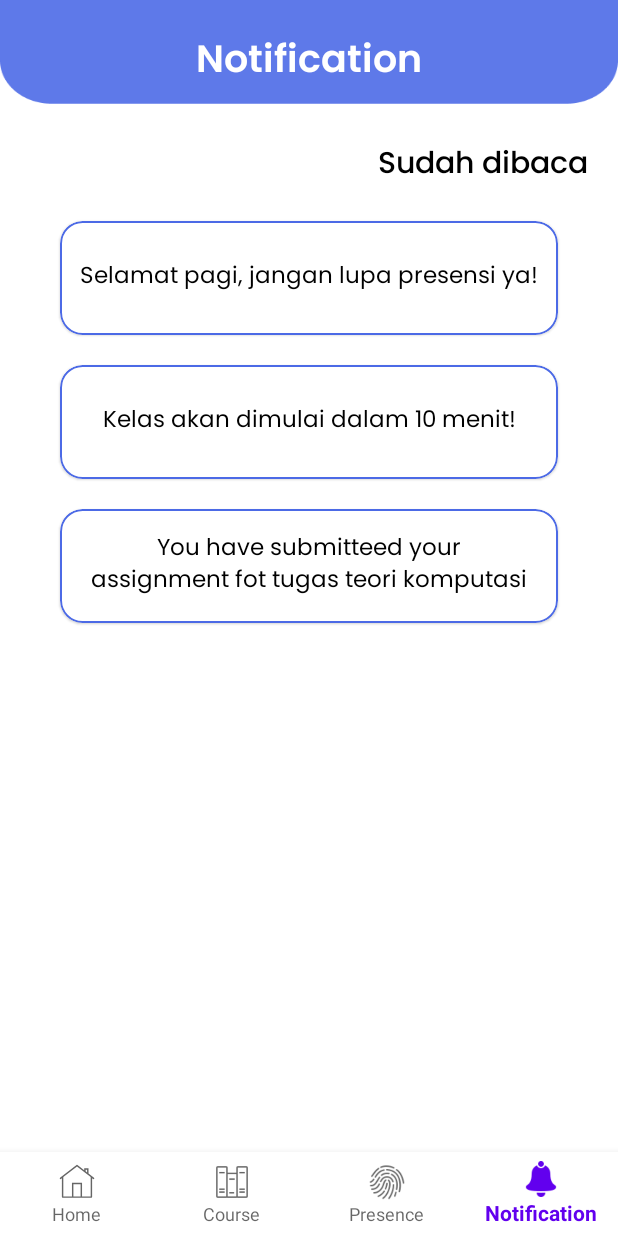
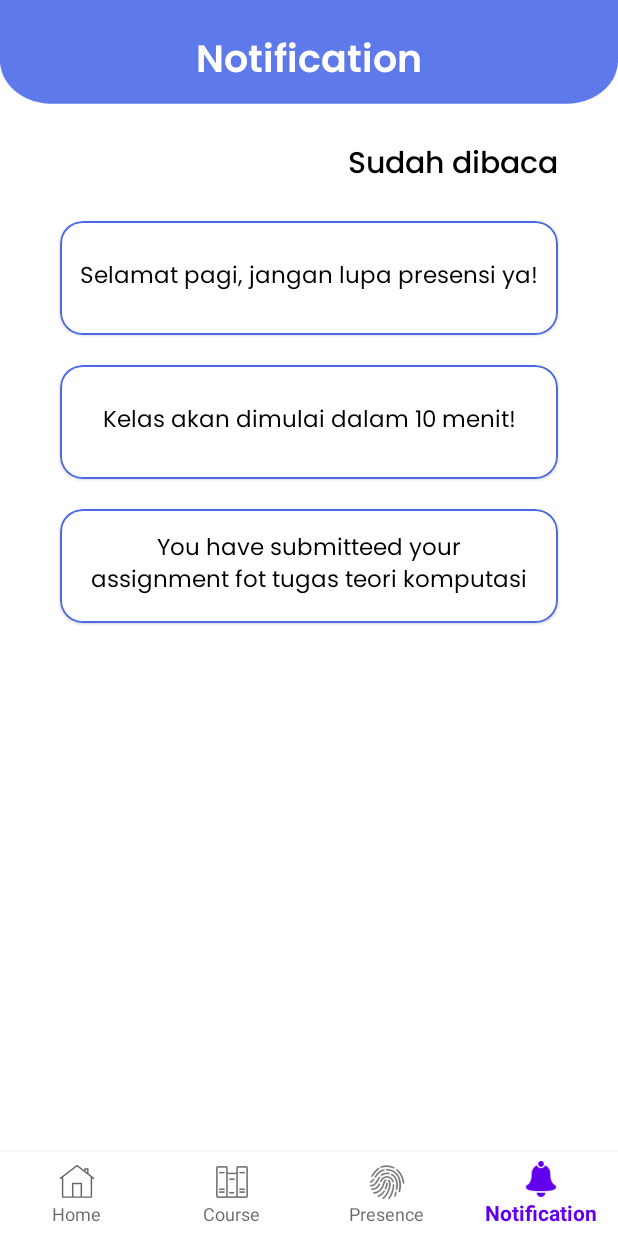
Before and after one commit to heryaulia/E-LearningAPP, an Android app: the screen it shows after launch once a user with an empty profile is signed in (MainActivity), item 4 of the bottom bar chosen, on a phone screen of 412 x 824 dp. Run offline under Robolectric (Android 15) with nearby library versions, the phone set to English and light mode, and no system bars; our stand-ins replace Firebase (no records; nobody signed in at launch, a user with empty details on screens opened directly); Roboto replaces fonts that are not available here.

```diff
--- a/app/src/main/res/layout/fragment_notification.xml
+++ b/app/src/main/res/layout/fragment_notification.xml
@@ -24,7 +24,7 @@
         android:layout_width="wrap_content"
         android:layout_height="wrap_content"
         android:layout_gravity="end"
-        android:layout_marginHorizontal="20dp"
+        android:layout_marginHorizontal="40dp"
         android:layout_marginTop="30dp"
         android:fontFamily="@font/poppins_medium"
         android:text="Sudah dibaca"
```
